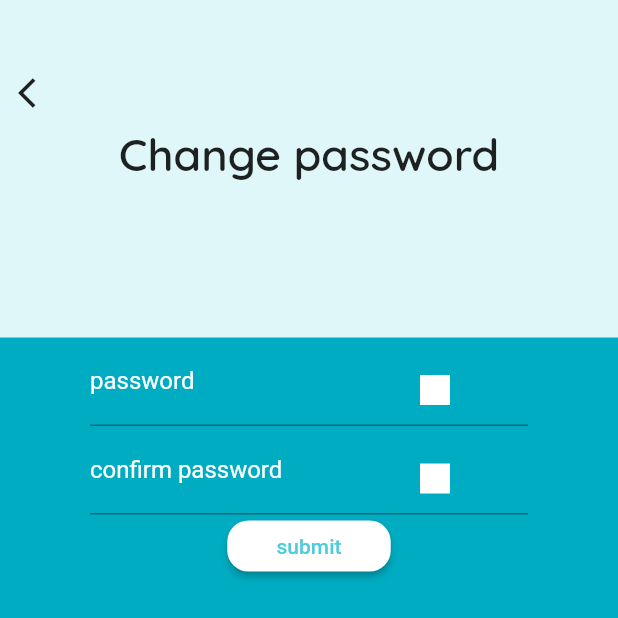
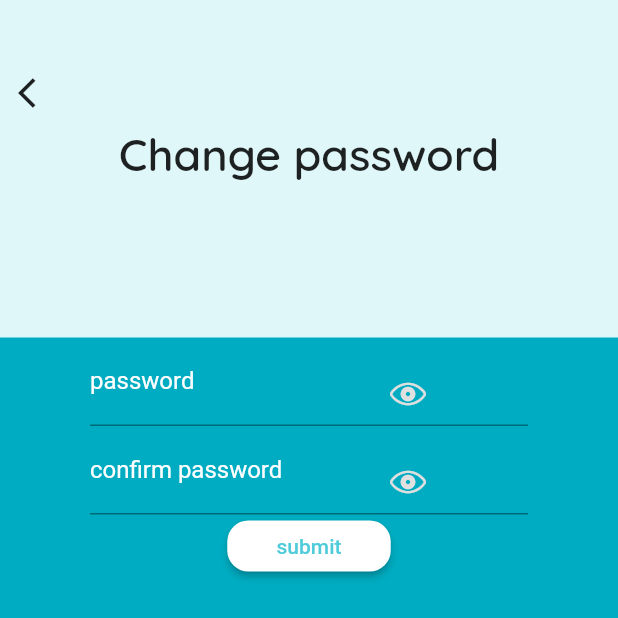
Before and after one commit to shubhamDev73/find-me-app, a Flutter app: the ChangePassword screen opened directly, on a phone screen of 412 x 824 dp. Shown: the top 618 px of the screen. Run offline on Flutter 3.47's test engine with Material 2 defaults, Android fonts, the phone set to English and light mode, and no system bars; our stand-ins replace cached_network_image, carousel_slider, cloud_firestore, firebase_core, firebase_database, firebase_messaging and 3 more; accounts and stored records are empty; network calls fail.

Commit message:
Added eye icon to password field

```diff
--- a/lib/widgets/textFields.dart
+++ b/lib/widgets/textFields.dart
@@ -1,4 +1,5 @@
 import 'package:flutter/material.dart';
+import 'package:flutter/cupertino.dart';
 
 import 'package:findme/constant.dart';
 
@@ -70,15 +71,14 @@ class _PasswordFieldState extends State<PasswordField> {
         ),
         Positioned(
           top: 25,
-          left: 220,
+          left: 200,
           child: InkWell(
             onTap: () => setState(() {
               obscured = !obscured;
             }),
-            child: Container(
-              height: 20,
-              width: 20,
-              color: obscured ? Colors.white : Colors.black,
+            child: Icon(
+              obscured ? CupertinoIcons.eye : CupertinoIcons.eye_slash,
+              color: Colors.grey.shade300,
             ),
           ),
         ),
```
